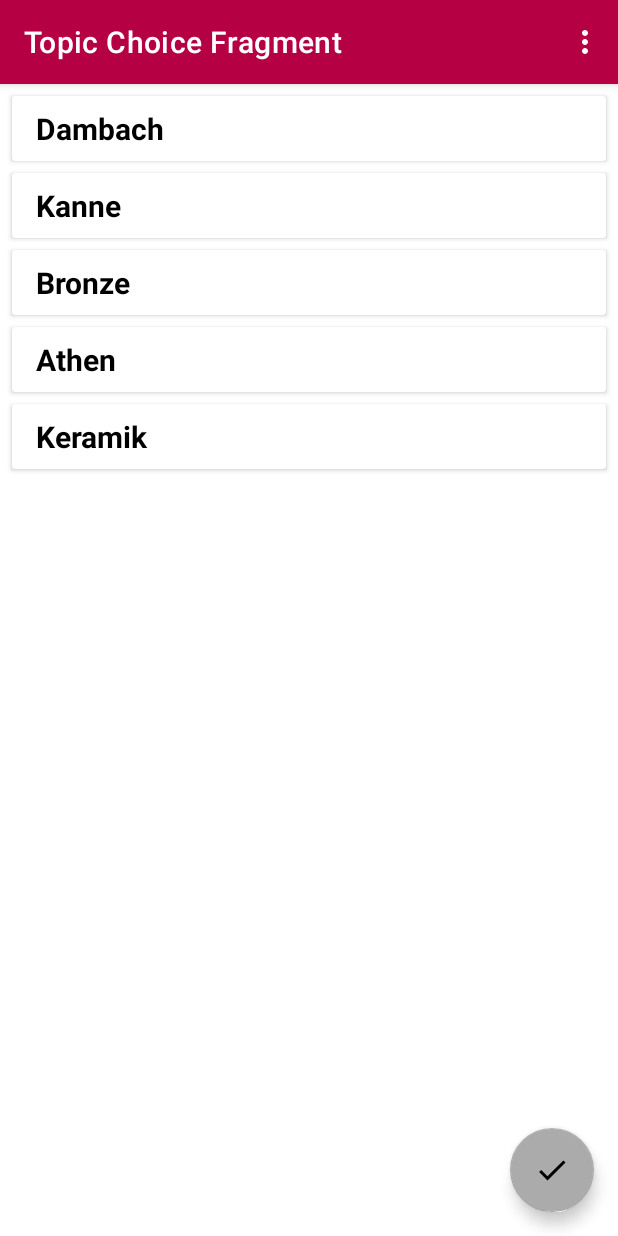
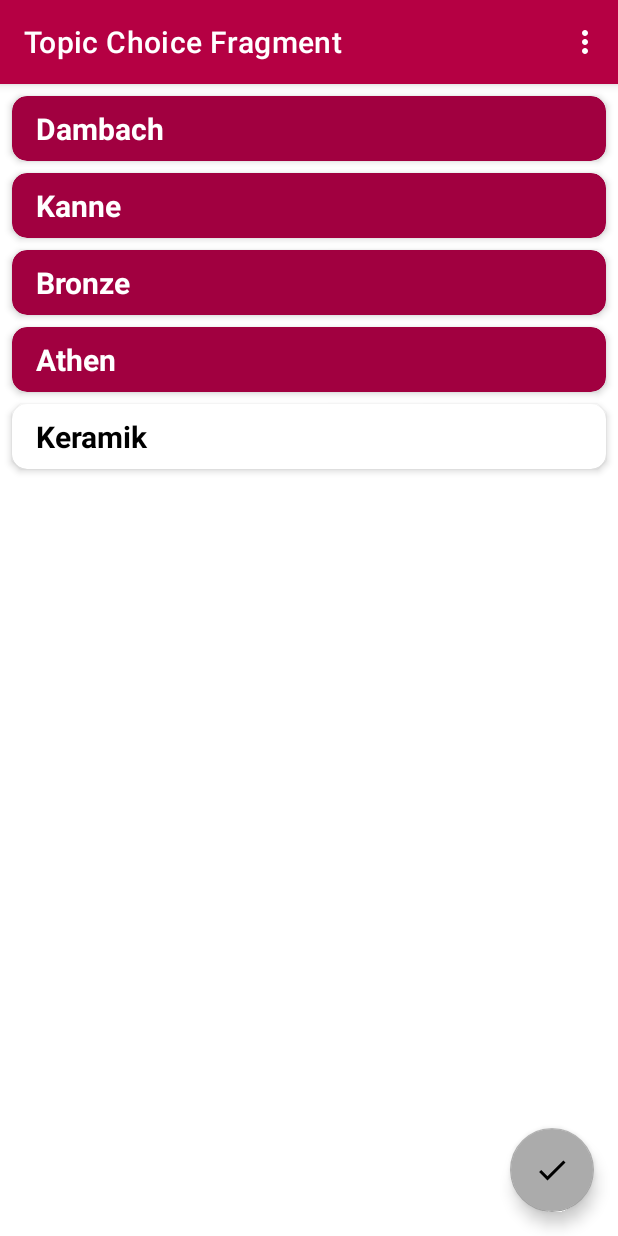
Before and after one commit to leoruland/infovis-app, an Android app: the screen it shows after launch (MainActivity), in the options menu, after a tap on "Settings", on a phone screen of 412 x 824 dp. Run offline under Robolectric (Android 15) with nearby library versions, the phone set to English and light mode, and no system bars; our stand-ins replace navigation-ui.

Commit message:
Add topics selectability

```diff
--- /dev/null
+++ b/app/src/main/java/de/leoruland/infovisapp/model/TopicsChoiceStore.kt
@@ -0,0 +1,21 @@
+package de.leoruland.infovisapp.model
+
+object TopicsChoiceStore {
+    private var topics: List<String> = listOf()
+
+    fun getTopics(): List<String> = topics
+
+    fun addTopic(topic: String) {
+        val tempTopics = if (topics.isNotEmpty()) topics as MutableList<String> else mutableListOf()
+        tempTopics.add(topic)
+        topics = tempTopics
+    }
+
+    fun removeTopic(topic: String): Boolean {
+        val tempTopics = if (topics.isNotEmpty()) topics as MutableList<String> else mutableListOf()
+        return if (tempTopics.contains(topic)) {
+            tempTopics.remove(topic)
+            true
+        } else false
+    }
+}
--- a/app/src/main/java/de/leoruland/infovisapp/view/TopicAdapter.kt
+++ b/app/src/main/java/de/leoruland/infovisapp/view/TopicAdapter.kt
@@ -1,26 +1,52 @@
 package de.leoruland.infovisapp.view
 
+import android.graphics.Color
 import android.view.LayoutInflater
 import android.view.View
 import android.view.ViewGroup
 import android.widget.TextView
+import androidx.cardview.widget.CardView
 import androidx.recyclerview.widget.RecyclerView
 import de.leoruland.infovisapp.R
+import de.leoruland.infovisapp.model.TopicsChoiceStore
 
 class TopicAdapter(private val topics: List<String>) :
     RecyclerView.Adapter<TopicAdapter.ViewHolder>() {
 
-    class ViewHolder(itemView: View) : RecyclerView.ViewHolder(itemView) {
+    class ViewHolder(itemView: View) : View.OnClickListener, RecyclerView.ViewHolder(itemView) {
+        private lateinit var topic: String
+        private var isChecked = false
+
+        init {
+            itemView.setOnClickListener(this)
+        }
 
         fun bind(topic: String) {
-            val title: TextView = itemView.findViewById(R.id.topicTitle)
-            title.text = topic
+            this.topic = topic
+            val itemTitle: TextView = itemView.findViewById(R.id.topicTitle)
+            itemTitle.text = topic
+        }
+
+        override fun onClick(view: View?) {
+            val itemTitle: TextView = itemView.findViewById(R.id.topicTitle)
+            val topicCard: CardView = itemView.findViewById(R.id.topic_card)
+            isChecked = !isChecked
+            if (isChecked) {
+                TopicsChoiceStore.addTopic(topic)
+                itemTitle.setTextColor(Color.parseColor("#FFFFFF"))
+                topicCard.setCardBackgroundColor(Color.parseColor("#A10040"))
+            } else {
+                TopicsChoiceStore.removeTopic(topic)
+                itemTitle.setTextColor(Color.parseColor("#000000"))
+                topicCard.setCardBackgroundColor(Color.parseColor("#FFFFFF"))
+            }
         }
     }
 
     override fun onCreateViewHolder(parent: ViewGroup, viewType: Int): ViewHolder {
-        return ViewHolder(LayoutInflater.from(parent.context).inflate(R.layout.list_item_topic, parent, false))
-//        return ViewHolder(parent.inflate(R.layout.list_item_topic))
+        return ViewHolder(
+            LayoutInflater.from(parent.context).inflate(R.layout.list_item_topic, parent, false)
+        )
     }
 
     override fun getItemCount() = topics.size
--- a/app/src/main/res/layout/list_item_topic.xml
+++ b/app/src/main/res/layout/list_item_topic.xml
@@ -1,12 +1,19 @@
 <?xml version="1.0" encoding="utf-8"?>
-<androidx.cardview.widget.CardView xmlns:android="http://schemas.android.com/apk/res/android"
+<androidx.cardview.widget.CardView
+    android:id="@+id/topic_card"
+    xmlns:android="http://schemas.android.com/apk/res/android"
     xmlns:app="http://schemas.android.com/apk/res-auto"
     xmlns:tools="http://schemas.android.com/tools"
     android:layout_width="match_parent"
     android:layout_height="wrap_content"
     android:layout_marginStart="@dimen/padding_half"
     android:layout_marginTop="@dimen/padding_half"
-    android:layout_marginEnd="@dimen/padding_half">
+    android:layout_marginEnd="@dimen/padding_half"
+
+    app:cardBackgroundColor="@android:color/white"
+    app:cardCornerRadius="10dp"
+    app:cardElevation="3dp"
+    >
 
     <androidx.constraintlayout.widget.ConstraintLayout
         android:layout_width="match_parent"
```
Also changed, not shown: app/src/main/res/layout/activity_main.xml (+0 -9 lines).
